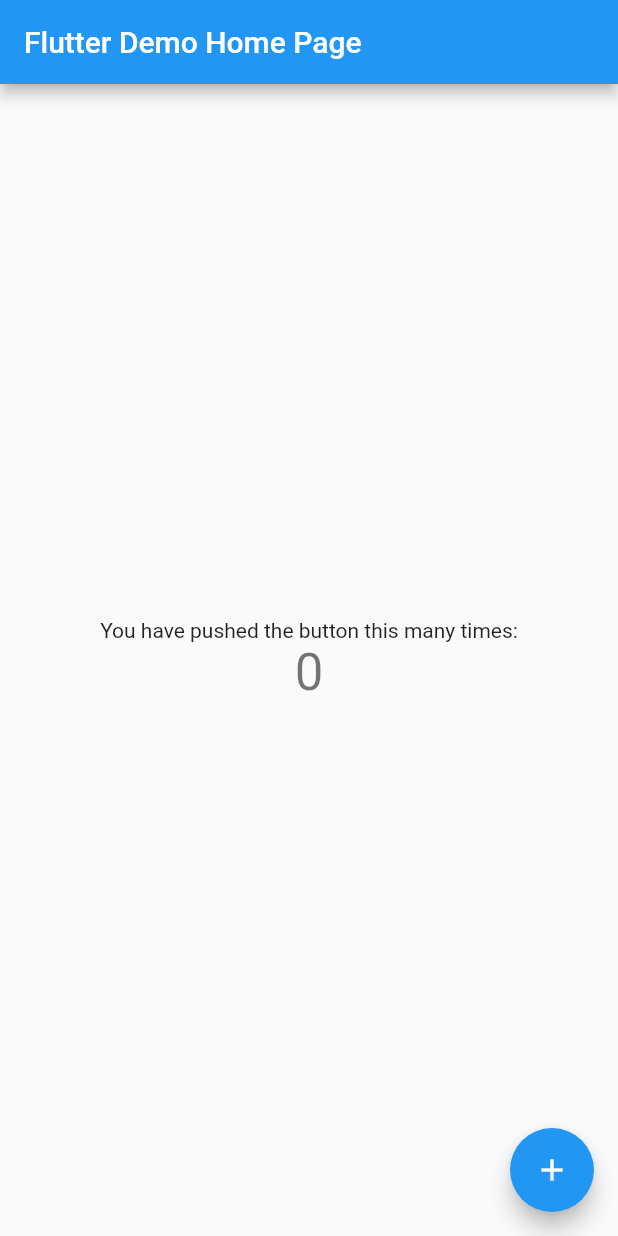
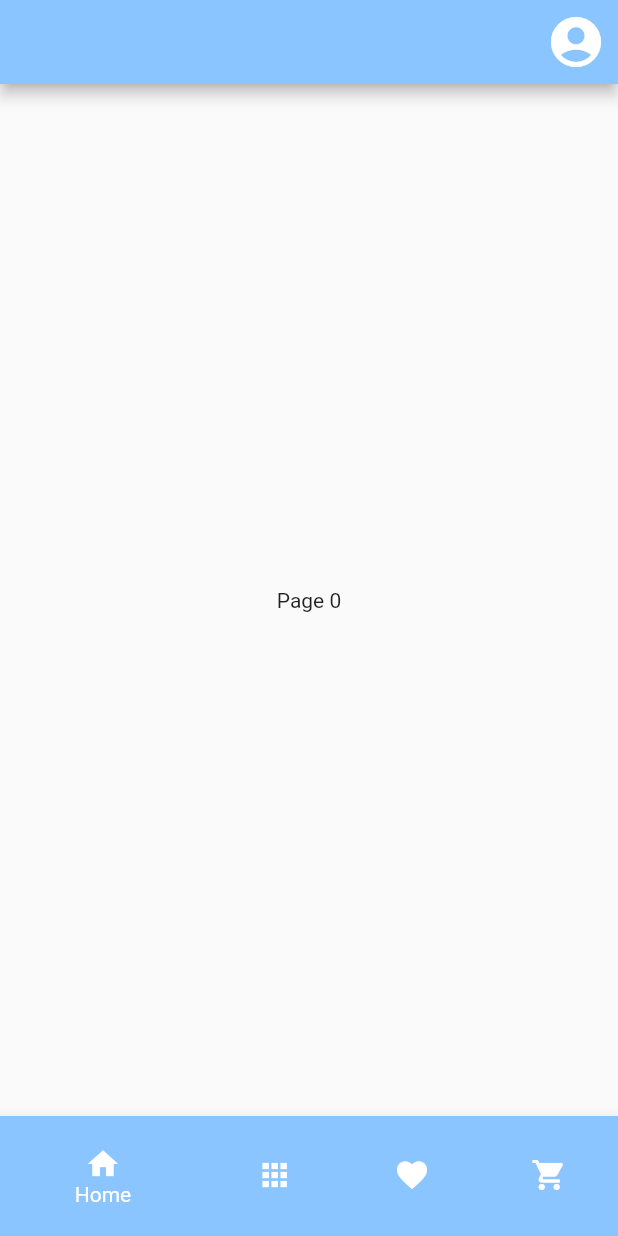
Before and after one commit to EdwinShiu/ecommerce_app, a Flutter app: the screen it shows after launch, on a phone screen of 412 x 824 dp. Run offline on Flutter 3.47's test engine with Material 2 defaults, Android fonts, the phone set to English and light mode, and no system bars.

Commit message:
App Skeleton

```diff
--- /dev/null
+++ b/lib/constant.dart
@@ -0,0 +1,4 @@
+import 'package:flutter/material.dart';
+
+const appTitle = 'App';
+const appBarHeight = kToolbarHeight + 12.0;
--- a/lib/main.dart
+++ b/lib/main.dart
@@ -1,117 +1,190 @@
 import 'package:flutter/material.dart';
+import './constant.dart';
 
 void main() {
-  runApp(MyApp());
+  runApp(MainApp());
 }
 
-class MyApp extends StatelessWidget {
-  // This widget is the root of your application.
+class MainApp extends StatelessWidget {
   @override
   Widget build(BuildContext context) {
     return MaterialApp(
-      title: 'Flutter Demo',
-      theme: ThemeData(
-        // This is the theme of your application.
-        //
-        // Try running your application with "flutter run". You'll see the
-        // application has a blue toolbar. Then, without quitting the app, try
-        // changing the primarySwatch below to Colors.green and then invoke
-        // "hot reload" (press "r" in the console where you ran "flutter run",
-        // or simply save your changes to "hot reload" in a Flutter IDE).
-        // Notice that the counter didn't reset back to zero; the application
-        // is not restarted.
-        primarySwatch: Colors.blue,
-        // This makes the visual density adapt to the platform that you run
-        // the app on. For desktop platforms, the controls will be smaller and
-        // closer together (more dense) than on mobile platforms.
-        visualDensity: VisualDensity.adaptivePlatformDensity,
-      ),
-      home: MyHomePage(title: 'Flutter Demo Home Page'),
+      title: appTitle,
+      home: MainNavigationPage(),
     );
   }
 }
 
-class MyHomePage extends StatefulWidget {
-  MyHomePage({Key key, this.title}) : super(key: key);
+class MainNavigationPage extends StatefulWidget {
+  @override
+  _MainNavigationPageState createState() => _MainNavigationPageState();
+}
 
-  // This widget is the home page of your application. It is stateful, meaning
-  // that it has a State object (defined below) that contains fields that affect
-  // how it looks.
+class _MainNavigationPageState extends State<MainNavigationPage> {
+  final double bottomNavigationBarHeight = 80.0;
+  int _page = 0;
+  final double accountIconSize = 40.0;
 
-  // This class is the configuration for the state. It holds the values (in this
-  // case the title) provided by the parent (in this case the App widget) and
-  // used by the build method of the State. Fields in a Widget subclass are
-  // always marked "final".
-
-  final String title;
+  PageController _mainNavigationPageController;
 
   @override
-  _MyHomePageState createState() => _MyHomePageState();
-}
+  void initState() {
+    super.initState();
+    _mainNavigationPageController = PageController();
+  }
 
-class _MyHomePageState extends State<MyHomePage> {
-  int _counter = 0;
-
-  void _incrementCounter() {
-    setState(() {
-      // This call to setState tells the Flutter framework that something has
-      // changed in this State, which causes it to rerun the build method below
-      // so that the display can reflect the updated values. If we changed
-      // _counter without calling setState(), then the build method would not be
-      // called again, and so nothing would appear to happen.
-      _counter++;
-    });
+  @override
+  void dispose() {
+    _mainNavigationPageController.dispose();
+    super.dispose();
   }
 
   @override
   Widget build(BuildContext context) {
-    // This method is rerun every time setState is called, for instance as done
-    // by the _incrementCounter method above.
-    //
-    // The Flutter framework has been optimized to make rerunning build methods
-    // fast, so that you can just rebuild anything that needs updating rather
-    // than having to individually change instances of widgets.
-    return Scaffold(
-      appBar: AppBar(
-        // Here we take the value from the MyHomePage object that was created by
-        // the App.build method, and use it to set our appbar title.
-        title: Text(widget.title),
-      ),
-      body: Center(
-        // Center is a layout widget. It takes a single child and positions it
-        // in the middle of the parent.
-        child: Column(
-          // Column is also a layout widget. It takes a list of children and
-          // arranges them vertically. By default, it sizes itself to fit its
-          // children horizontally, and tries to be as tall as its parent.
-          //
-          // Invoke "debug painting" (press "p" in the console, choose the
-          // "Toggle Debug Paint" action from the Flutter Inspector in Android
-          // Studio, or the "Toggle Debug Paint" command in Visual Studio Code)
-          // to see the wireframe for each widget.
-          //
-          // Column has various properties to control how it sizes itself and
-          // how it positions its children. Here we use mainAxisAlignment to
-          // center the children vertically; the main axis here is the vertical
-          // axis because Columns are vertical (the cross axis would be
-          // horizontal).
-          mainAxisAlignment: MainAxisAlignment.center,
+    return SafeArea(
+      child: Scaffold(
+        appBar: AppBar(
+          leading: Container(),
+          backgroundColor: Color.fromRGBO(138, 197, 255, 1),
+          actions: <Widget>[
+            Builder(
+              builder: (context) => IconButton(
+              iconSize: accountIconSize,
+              alignment: Alignment.center,
+              icon: Icon(
+                Icons.account_circle,
+                color: Colors.white,
+              ),
+              onPressed: () {
+                Scaffold.of(context).openEndDrawer();
+              },
+            ),
+            ),
+          ],
+        ),
+        endDrawer: Drawer(
+          child: ListView(
+            physics: NeverScrollableScrollPhysics(),
+            children: <Widget>[
+              DrawerHeader(
+                decoration: BoxDecoration(
+                  color: Color.fromRGBO(138, 197, 255, 1),
+                ),
+                child: Align(
+                  alignment: Alignment.bottomLeft,
+                  child: Row(
+                    children: <Widget>[
+                      Flexible(
+                        child: Container(
+                          margin: EdgeInsets.only(right: 8.0),
+                          child: Icon(
+                            Icons.account_circle,
+                            color: Colors.white,
+                            size: accountIconSize,
+                          ),
+                        ),
+                      ),
+                      Flexible(
+                        child: Text(
+                          'Account',
+                          style: TextStyle(
+                            fontSize: 32.0,
+                            color: Colors.white,
+                          ),
+                        ),
+                      ),
+                    ],
+                  ),
+                ),
+              ),
+              Container(
+                margin: EdgeInsets.symmetric(horizontal: 4.0),
+                height: 70.0,
+                child: ListTile(
+                  title: Text('Tile 1'),
+                  onTap: () {},
+                ),
+              ),
+              Divider(
+                height: 0,
+                thickness: 1.0,
+              ),
+              Container(
+                margin: EdgeInsets.symmetric(horizontal: 4.0),
+                height: 70.0,
+                child: ListTile(
+                  title: Text('Tile 2'),
+                  onTap: () {},
+                ),
+              ),
+              Divider(
+                height: 0,
+                thickness: 1.0,
+              ),
+              Container(
+                margin: EdgeInsets.symmetric(horizontal: 4.0),
+                height: 70.0,
+                child: ListTile(
+                  title: Text('Tile 3'),
+                  onTap: () {},
+                ),
+              ),
+            ],
+          ),
+        ),
+        bottomNavigationBar: SizedBox(
+          height: bottomNavigationBarHeight,
+          child: BottomNavigationBar(
+            currentIndex: _page,
+            onTap: (index) {
+              _mainNavigationPageController.animateToPage(index, duration: const Duration(milliseconds: 400), curve: Curves.easeIn);
+            },
+            type: BottomNavigationBarType.shifting,
+            //backgroundColor: Color(0xFFA8E3FF),
+            items: <BottomNavigationBarItem> [
+              BottomNavigationBarItem(
+                backgroundColor: Color.fromRGBO(138, 197, 255, 1),
+                icon: Icon(Icons.home),
+                title: Text('Home'),
+              ),
+              BottomNavigationBarItem(
+                icon: Icon(Icons.apps),
+                title: Text('Category'),
+              ),
+              BottomNavigationBarItem(
+                icon: Icon(Icons.favorite),
+                title: Text('Favourite'),
+              ),
+              BottomNavigationBarItem(
+                icon: Icon(Icons.shopping_cart),
+                title: Text('Cart'),
+              ),
+            ],
+          ),
+        ),
+        body: PageView(
+          controller: _mainNavigationPageController,
+          onPageChanged: (newPage) {
+            setState(() {
+              _page = newPage;
+            });
+          },
           children: <Widget>[
-            Text(
-              'You have pushed the button this many times:',
+            Center(
+              child: Text('Page $_page'),
             ),
-            Text(
-              '$_counter',
-              style: Theme.of(context).textTheme.headline4,
+            Center(
+              child: Text('Page $_page'),
+            ),
+            Center(
+              child: Text('Page $_page'),
+            ),
+            Center(
+              child: Text('Page $_page'),
             ),
           ],
         ),
       ),
-      floatingActionButton: FloatingActionButton(
-        onPressed: _incrementCounter,
-        tooltip: 'Increment',
-        child: Icon(Icons.add),
-      ), // This trailing comma makes auto-formatting nicer for build methods.
     );
   }
 }
```
